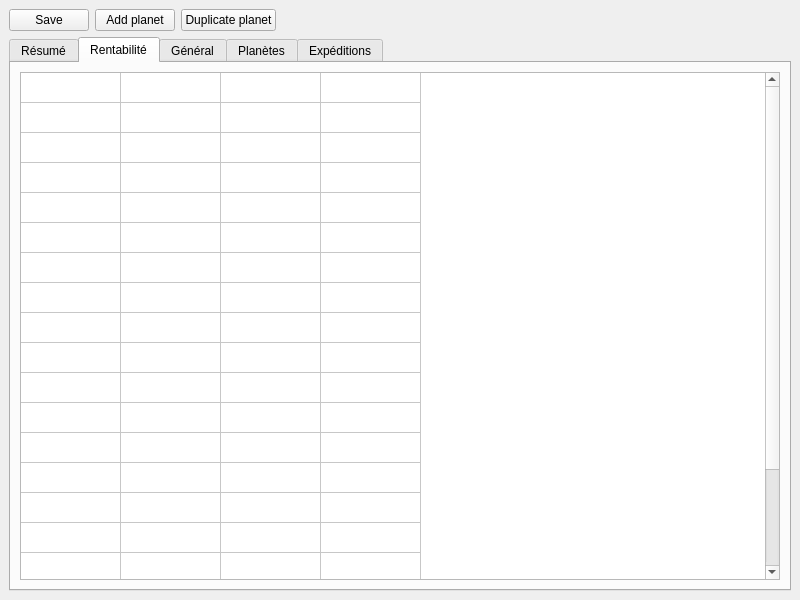
First picture: the form in mainwindow.ui, repository crocomo83/OgameHelper, before the edit.
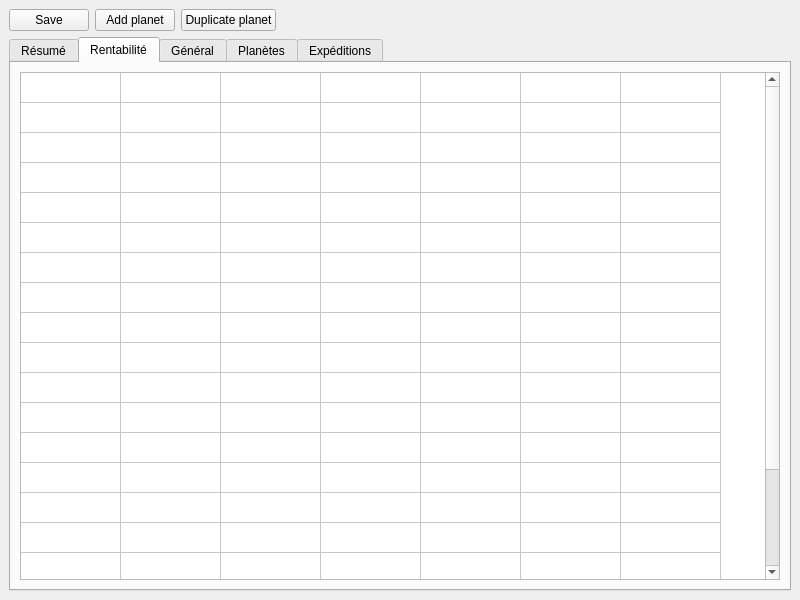
Second picture: the form after the edit. The open tabs and pages were chosen to show the change.

What changed in the file:
```diff
--- a/mainwindow.ui
+++ b/mainwindow.ui
@@ -126,7 +126,7 @@
              <number>20</number>
             </property>
             <property name="columnCount">
-             <number>4</number>
+             <number>7</number>
             </property>
             <attribute name="horizontalHeaderVisible">
              <bool>false</bool>
@@ -161,6 +161,9 @@
             <column/>
             <column/>
             <column/>
+            <column/>
+            <column/>
+            <column/>
            </widget>
           </item>
          </layout>
```
Left out of the diff: 2 changed lines with no effect on the pictures.
